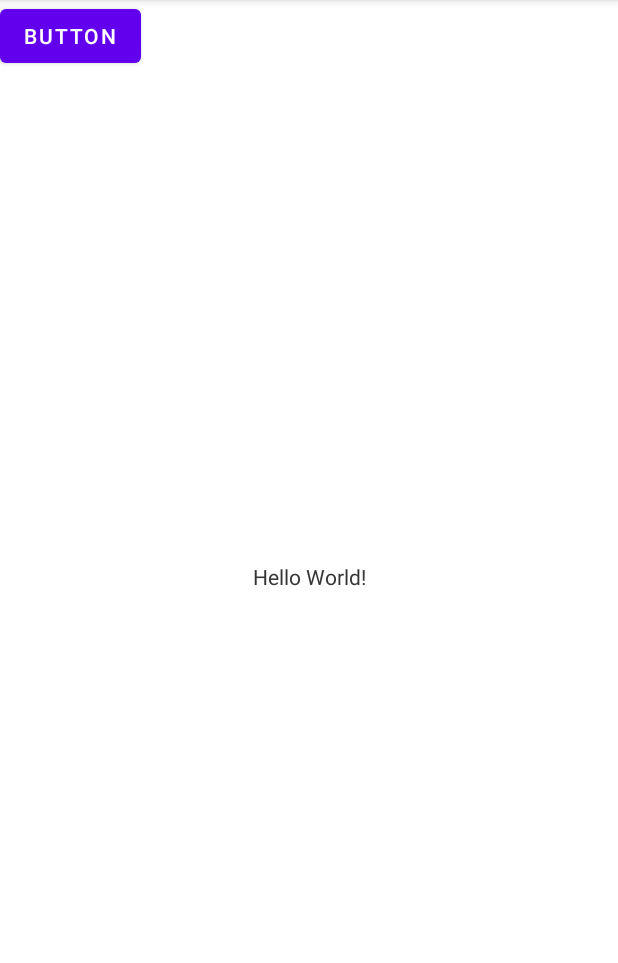
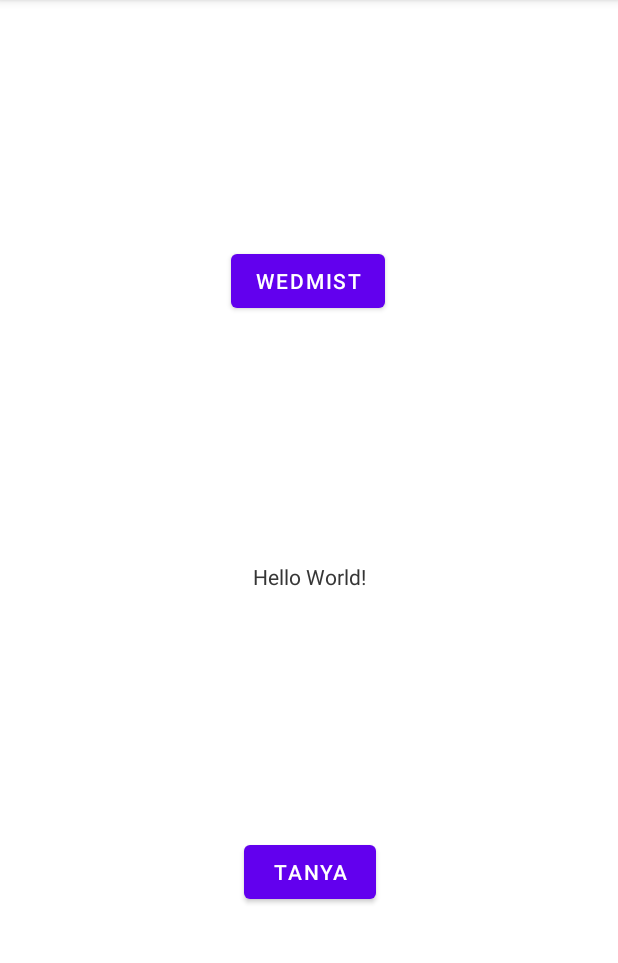
Before and after one commit to vishwas497/githubdemo, an Android app: the screen it shows after launch (MainActivity), on a phone screen of 412 x 824 dp, the part 84-1047 px from its top. Run offline under Robolectric (Android 15) with nearby library versions, the phone set to English and light mode, and no system bars.

Commit message:
Button with name

```diff
--- a/app/src/main/res/layout/activity_main.xml
+++ b/app/src/main/res/layout/activity_main.xml
@@ -7,6 +7,7 @@
     tools:context=".MainActivity">
 
     <TextView
+        android:id="@+id/textView"
         android:layout_width="wrap_content"
         android:layout_height="wrap_content"
         android:text="Hello World!"
@@ -19,11 +20,20 @@
         android:id="@+id/button"
         android:layout_width="wrap_content"
         android:layout_height="wrap_content"
-        android:text="Button"
-        tools:layout_editor_absoluteX="164dp"
-        tools:layout_editor_absoluteY="274dp" />
+        android:layout_marginStart="16dp"
+        android:layout_marginLeft="16dp"
+        android:layout_marginTop="16dp"
+        android:layout_marginEnd="16dp"
+        android:layout_marginRight="16dp"
+        android:layout_marginBottom="16dp"
+        android:text="Wedmist"
+        app:layout_constraintBottom_toTopOf="@+id/textView"
+        app:layout_constraintEnd_toEndOf="parent"
+        app:layout_constraintHorizontal_bias="0.498"
+        app:layout_constraintStart_toStartOf="parent"
+        app:layout_constraintTop_toTopOf="parent" />
 
-      <TextView
+    <TextView
         android:layout_width="wrap_content"
         android:layout_height="wrap_content"
         android:text="Hello World!"
@@ -32,4 +42,16 @@
         app:layout_constraintRight_toRightOf="parent"
         app:layout_constraintTop_toTopOf="parent" />
 
+    <Button
+        android:id="@+id/button2"
+        android:layout_width="wrap_content"
+        android:layout_height="wrap_content"
+        android:layout_marginTop="16dp"
+        android:layout_marginBottom="16dp"
+        android:text="Tanya"
+        app:layout_constraintBottom_toBottomOf="parent"
+        app:layout_constraintEnd_toEndOf="@+id/textView"
+        app:layout_constraintStart_toStartOf="@+id/textView"
+        app:layout_constraintTop_toBottomOf="@+id/textView" />
+
 </androidx.constraintlayout.widget.ConstraintLayout>
--- a/build.gradle
+++ b/build.gradle
@@ -5,7 +5,7 @@ buildscript {
         mavenCentral()
     }
     dependencies {
-        classpath "com.android.tools.build:gradle:4.2.1"
+        classpath "com.android.tools.build:gradle:4.1.1"
 
         // NOTE: Do not place your application dependencies here; they belong
         // in the individual module build.gradle files
```
